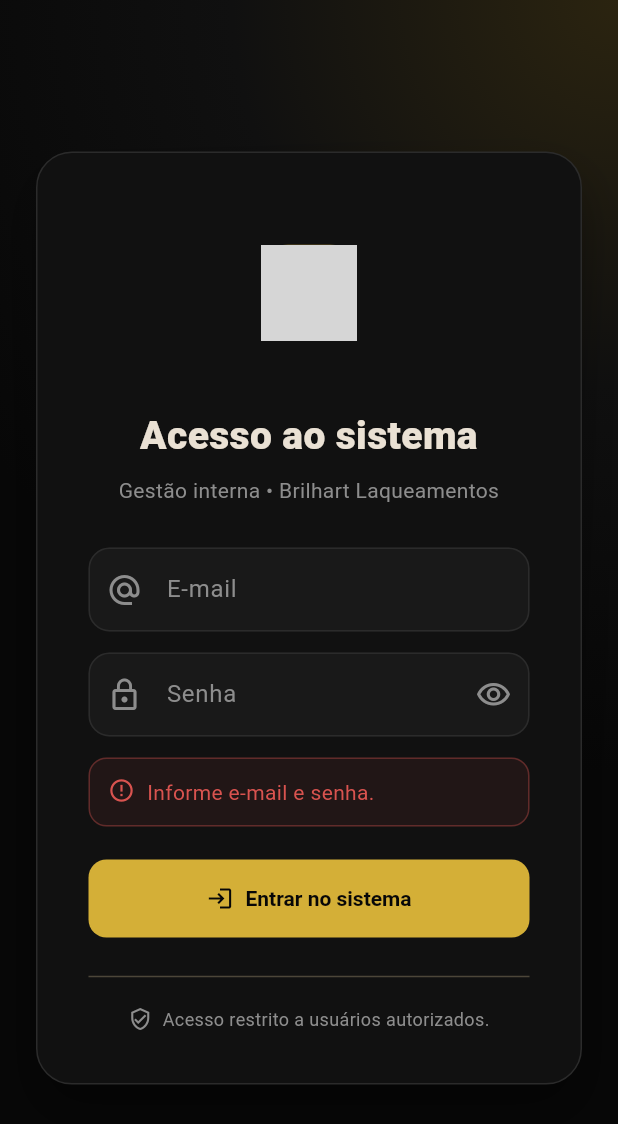
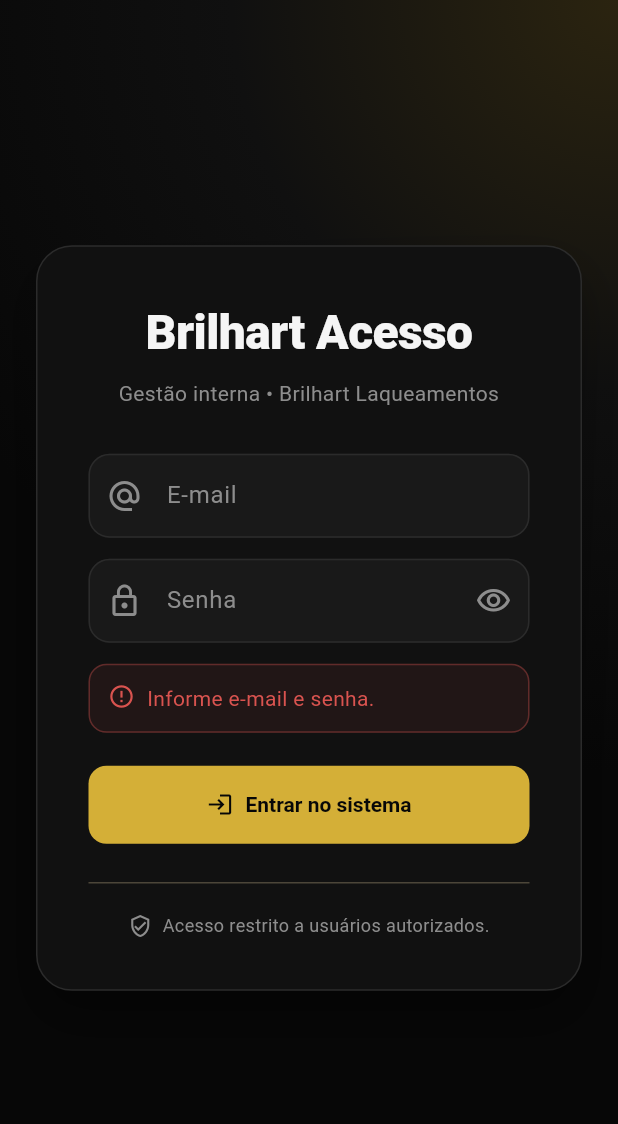
Before and after one commit to Tdk17/Brilhart_Sistem, a Flutter app: the screen it shows after launch, after a tap on "Entrar no sistema", on a phone screen of 412 x 824 dp. Shown: the top 1124 px of the screen. Run offline on Flutter 3.47's test engine with Material 3 defaults, Android fonts, the phone set to English and light mode, and no system bars; our stand-ins replace file_picker, get_it, go_router, shared_preferences, signals; Roboto replaces fonts that are missing (Arial); grey boxes are pictures that could not be loaded.

Commit message:
ui: simplify login header to Brilhart Access text

```diff
--- a/lib/features/auth/login_page.dart
+++ b/lib/features/auth/login_page.dart
@@ -2,7 +2,6 @@
 import 'package:get_it/get_it.dart';
 import 'package:go_router/go_router.dart';
 
-import '../../core/services/api_client.dart';
 import '../../core/services/auth_service.dart';
 import '../../core/theme/app_theme.dart';
 
@@ -19,31 +18,6 @@
   bool _busy = false;
   bool _hidePassword = true;
   String? _error;
-  String? _logoUrl;
-  String _tradeName = 'Brilhart Laqueamentos';
-
-  @override
-  void initState() {
-    super.initState();
-    _loadPublicBrand();
-  }
-
-  Future<void> _loadPublicBrand() async {
-    try {
-      final result =
-          await GetIt.I<ApiClient>().cloud('v1-company-brand-public');
-      if (!mounted) return;
-
-      final logoUrl = '${result['logoUrl'] ?? ''}'.trim();
-      final tradeName = '${result['tradeName'] ?? ''}'.trim();
-      setState(() {
-        _logoUrl = logoUrl.isEmpty ? null : logoUrl;
-        if (tradeName.isNotEmpty) _tradeName = tradeName;
-      });
-    } catch (_) {
-      // Branding é opcional: o login continua funcionando com o fallback local.
-    }
-  }
 
   Future<void> _submit() async {
     if (_email.text.trim().isEmpty || _password.text.isEmpty) {
@@ -69,50 +43,6 @@
     _email.dispose();
     _password.dispose();
     super.dispose();
-  }
-
-  Widget _brandLogo() {
-    final image = _logoUrl != null
-        ? Image.network(
-            _logoUrl!,
-            height: 112,
-            fit: BoxFit.contain,
-            filterQuality: FilterQuality.high,
-            errorBuilder: (_, __, ___) => _localLogo(),
-          )
-        : _localLogo();
-
-    return SizedBox(
-      height: 118,
-      child: Center(child: image),
-    );
-  }
-
-  Widget _localLogo() {
-    return Image.asset(
-      'assets/images/brilhart_logo.png',
-      height: 112,
-      fit: BoxFit.contain,
-      filterQuality: FilterQuality.high,
-      errorBuilder: (_, __, ___) => Container(
-        width: 64,
-        height: 64,
-        alignment: Alignment.center,
-        decoration: BoxDecoration(
-          color: AppColors.gold.withValues(alpha: .10),
-          borderRadius: BorderRadius.circular(18),
-          border: Border.all(color: AppColors.gold.withValues(alpha: .35)),
-        ),
-        child: const Text(
-          'B',
-          style: TextStyle(
-            color: AppColors.gold,
-            fontSize: 28,
-            fontWeight: FontWeight.w900,
-          ),
-        ),
-      ),
-    );
   }
 
   @override
@@ -149,23 +79,23 @@
                   child: Column(
                     crossAxisAlignment: CrossAxisAlignment.stretch,
                     children: [
-                      _brandLogo(),
-                      const SizedBox(height: 18),
                       const Text(
-                        'Acesso ao sistema',
+                        'Brilhart Acesso',
                         textAlign: TextAlign.center,
                         style: TextStyle(
-                          fontSize: 26,
-                          fontWeight: FontWeight.w800,
+                          fontSize: 32,
+                          fontWeight: FontWeight.w900,
+                          letterSpacing: -.4,
+                          color: AppColors.white,
                         ),
                       ),
                       const SizedBox(height: 8),
-                      Text(
-                        'Gestão interna • $_tradeName',
+                      const Text(
+                        'Gestão interna • Brilhart Laqueamentos',
                         textAlign: TextAlign.center,
-                        style: const TextStyle(color: AppColors.silverDark),
+                        style: TextStyle(color: AppColors.silverDark),
                       ),
-                      const SizedBox(height: 28),
+                      const SizedBox(height: 30),
                       TextField(
                         controller: _email,
                         keyboardType: TextInputType.emailAddress,
@@ -219,9 +149,7 @@
                               Expanded(
                                 child: Text(
                                   _error!,
-                                  style: const TextStyle(
-                                    color: AppColors.danger,
-                                  ),
+                                  style: const TextStyle(color: AppColors.danger),
                                 ),
                               ),
                             ],
@@ -234,9 +162,7 @@
                         icon: _busy
                             ? const SizedBox.square(
                                 dimension: 18,
-                                child: CircularProgressIndicator(
-                                  strokeWidth: 2,
-                                ),
+                                child: CircularProgressIndicator(strokeWidth: 2),
                               )
                             : const Icon(Icons.login),
                         label: const Padding(
```
